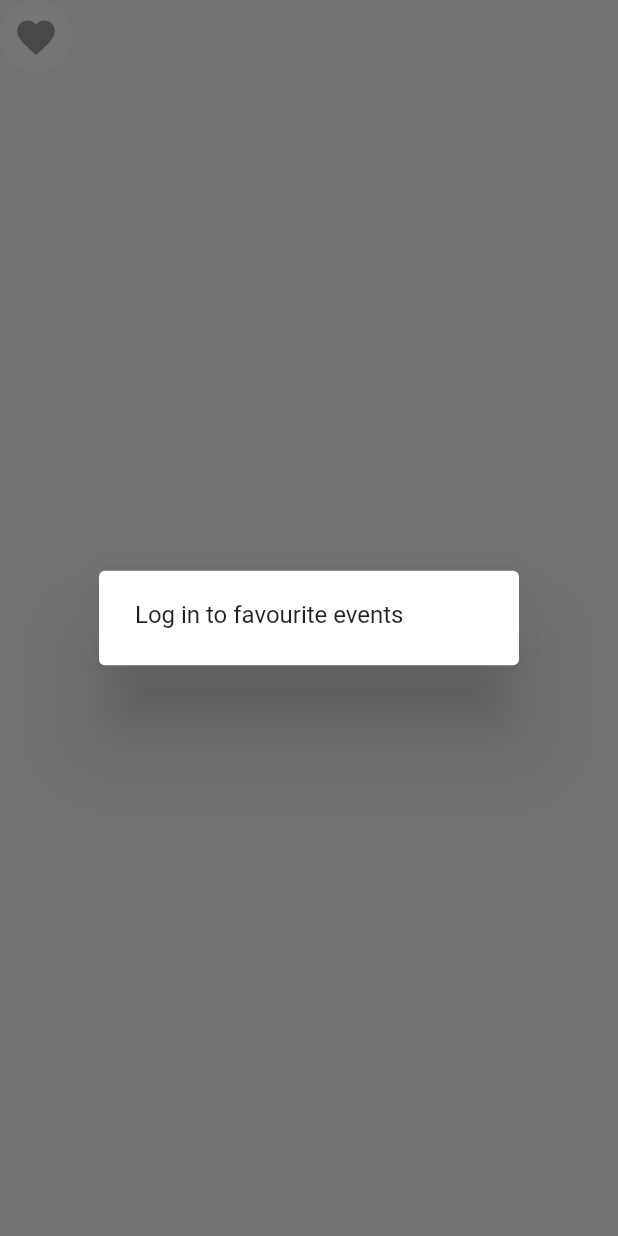
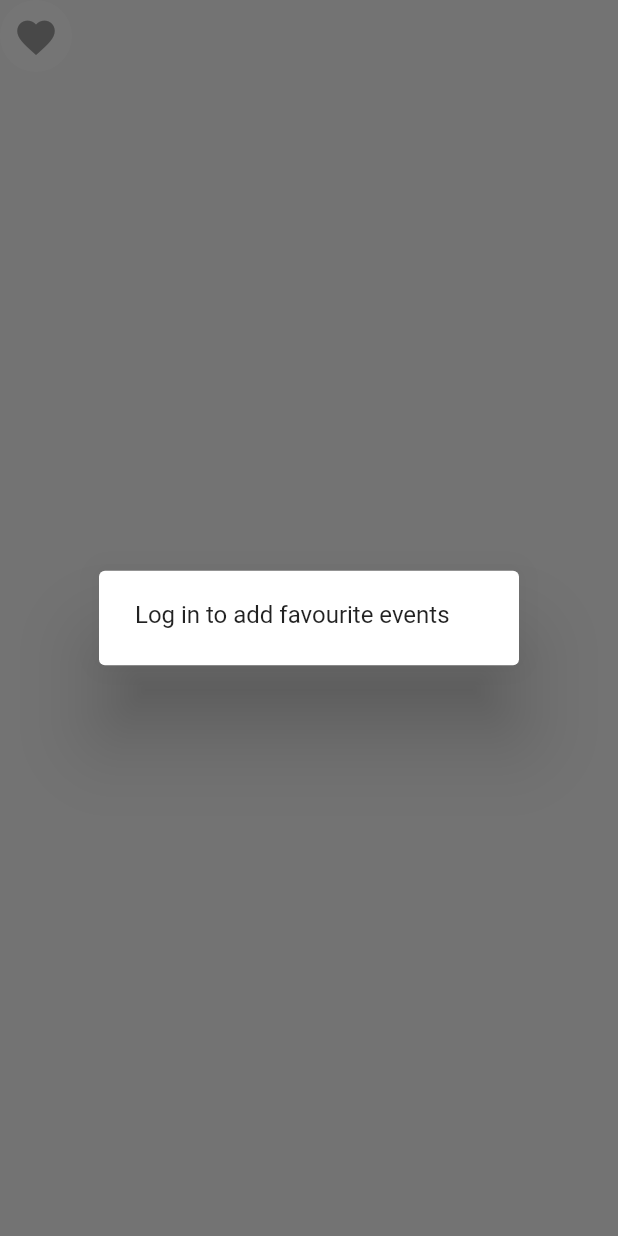
Before and after one commit to Excel-MEC/Excel-App-2020, a Flutter app: the LikeButton widget shown alone on an empty page, opened directly with empty values, after a tap on the "favorite" icon, on a phone screen of 412 x 824 dp. Run offline on Flutter 3.47's test engine with Material 2 defaults, Android fonts, the phone set to English and light mode, and no system bars; our stand-ins replace cached_network_image, carousel_slider, connectivity, font_awesome_flutter, google_sign_in, introduction_screen and 3 more; missing offline and left inert: searchable_dropdown; accounts and stored records are empty.

Commit message:
Favourites code restructured

```diff
--- a/lib/Services/API/favourites_api.dart
+++ b/lib/Services/API/favourites_api.dart
@@ -65,10 +65,10 @@ class FavouritesAPI {
   static Future deleteFavourite(int id) async {
     SharedPreferences prefs = await SharedPreferences.getInstance();
     String jwt = prefs.getString('jwt');
-    if (jwt == null) return "notLoggedin";
+    if (jwt == null) return "Log in to remove favourite events";
     if (FavouritesStatus.instance.favouritesStatus == 0)
-      return "networkNotaAailable";
-    if (!await isFavourited(id)) return "existing";
+      return 'Network not available';
+    if (!await isFavourited(id)) return "Already Unfavourited";
     try {
       var a = await http.delete(
         APIConfig.baseUrl + '/bookmark/' + id.toString(),
@@ -82,7 +82,7 @@ class FavouritesAPI {
       FavouritesStatus.instance.favouritesIDs.remove(id);
       return "deleted";
     } catch (_) {
-      return "error";
+      return "An error occured";
     }
   }
 
@@ -91,11 +91,10 @@ class FavouritesAPI {
     SharedPreferences prefs = await SharedPreferences.getInstance();
     String jwt = prefs.getString('jwt');
     if (jwt == null)
-      return "notLoggedin";
+      return "Log in to add favourite events";
     else if (FavouritesStatus.instance.favouritesStatus == 0)
-      return "networkNotaAailable";
-    else if (await isFavourited(id)) return "existing";
-
+      return "Network not Aailable";
+    else if (await isFavourited(id)) return "Already in Favourites";
     try {
       var a = await http.post(
         APIConfig.baseUrl + '/bookmark',
@@ -110,7 +109,7 @@ class FavouritesAPI {
       FavouritesStatus.instance.favouritesIDs.add(id);
       return "added";
     } catch (_) {
-      return "error";
+      return "An error occured";
     }
   }
   // End of registerEvent
--- a/lib/UI/Components/LikeButton/likeButton.dart
+++ b/lib/UI/Components/LikeButton/likeButton.dart
@@ -19,15 +19,7 @@ class _LikeButton extends State<LikeButton> {
 
   handleError(response) {
     print(response);
-    if (response == "notLoggedin")
-      alertDialog(text: 'Log in to favourite events', context: context);
-    else if (response == "networkNotaAailable")
-      alertDialog(text: 'Network not available', context: context);
-    else if (response == "existing")
-      alertDialog(text: 'Network not available', context: context);
-    else if (response == "error")
-      alertDialog(text: 'An error occured', context: context);
-    else if (response == "added")
+    if (response == "added")
       setState(() {
         likeState = true;
       });
@@ -35,6 +27,8 @@ class _LikeButton extends State<LikeButton> {
       setState(() {
         likeState = false;
       });
+    else
+      alertDialog(text: response, context: context);
   }
 
   addToFavourites() async {
--- a/lib/UI/Screens/Favourites/favourites.dart
+++ b/lib/UI/Screens/Favourites/favourites.dart
@@ -1,11 +1,6 @@
-import 'dart:convert';
-import 'dart:io';
-
 import 'package:excelapp/Models/event_card.dart';
-import 'package:excelapp/Services/API/api_config.dart';
 import 'package:excelapp/Services/API/favourites_api.dart';
 import 'package:excelapp/UI/Components/Appbar/appbar.dart';
-import 'package:excelapp/UI/Components/EventCard/event_card.dart';
 import 'package:excelapp/UI/Screens/Favourites/Widgets/favouriteCard.dart';
 import 'package:excelapp/UI/constants.dart';
 import 'package:flutter/material.dart';
--- a/lib/UI/Screens/ProfilePage/Registration/registration.dart
+++ b/lib/UI/Screens/ProfilePage/Registration/registration.dart
@@ -1,4 +1,3 @@
-import 'package:connectivity/connectivity.dart';
 import 'package:excelapp/Services/API/registration_api.dart';
 import 'package:flutter/material.dart';
 import 'package:excelapp/Models/event_card.dart';
```
